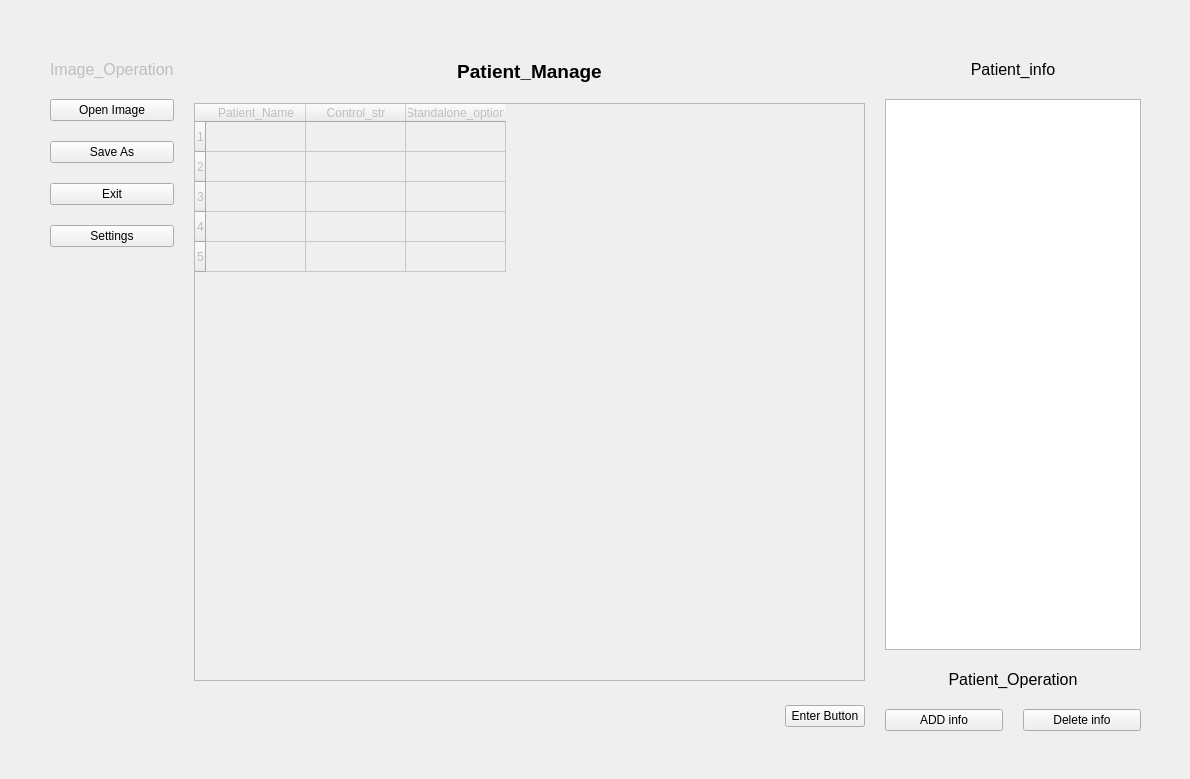
Qt form system/ui/main_window.ui (MarkXuJQ/Pelvis-Fracture-Image-Segmentation) before a commit.
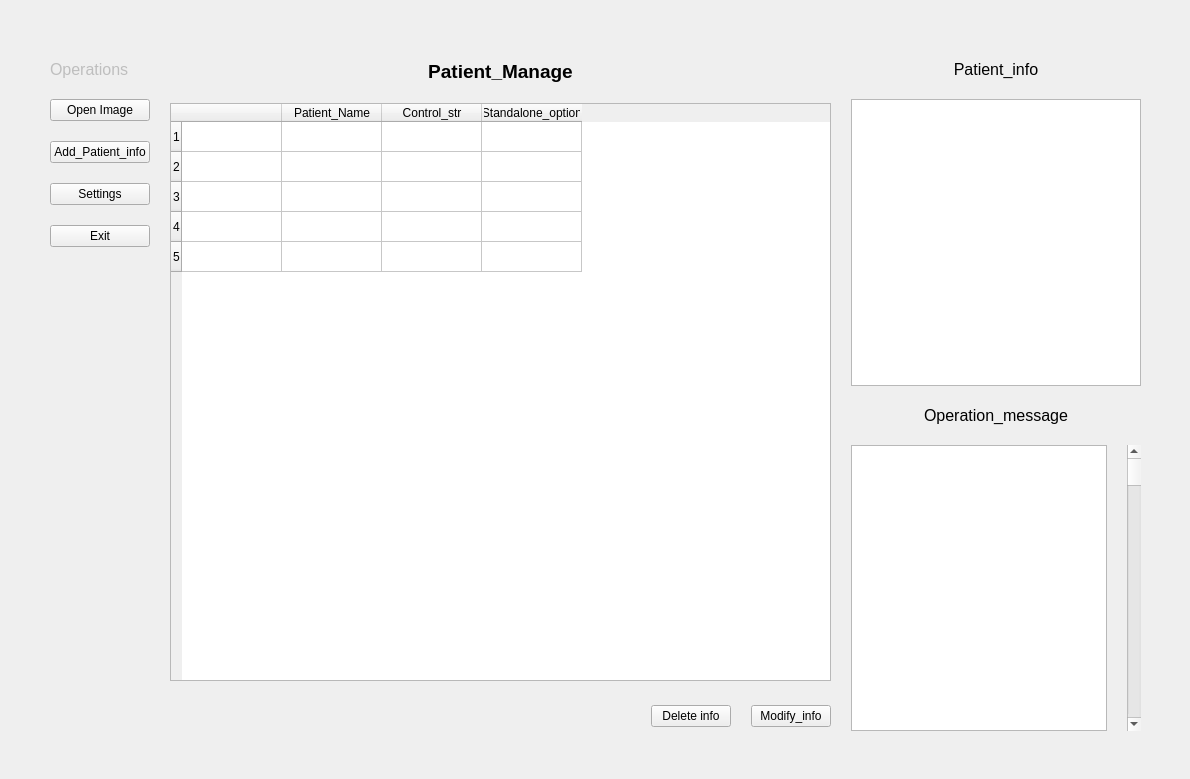
The same form after that commit.

```diff
--- a/system/ui/main_window.ui
+++ b/system/ui/main_window.ui
@@ -46,7 +46,7 @@
          <bool>false</bool>
         </property>
         <property name="text">
-         <string>&lt;html&gt;&lt;head/&gt;&lt;body&gt;&lt;p&gt;&lt;span style=&quot; font-size:12pt;&quot;&gt;Image_Operation&lt;/span&gt;&lt;/p&gt;&lt;/body&gt;&lt;/html&gt;</string>
+         <string>&lt;html&gt;&lt;head/&gt;&lt;body&gt;&lt;p&gt;&lt;span style=&quot; font-size:12pt;&quot;&gt;Operations&lt;/span&gt;&lt;/p&gt;&lt;/body&gt;&lt;/html&gt;</string>
         </property>
        </widget>
       </item>
@@ -62,14 +62,7 @@
         <item>
          <widget class="QPushButton" name="save_as_action">
           <property name="text">
-           <string>Save As</string>
-          </property>
-         </widget>
-        </item>
-        <item>
-         <widget class="QPushButton" name="exit_action">
-          <property name="text">
-           <string>Exit</string>
+           <string>Add_Patient_info</string>
           </property>
          </widget>
         </item>
@@ -80,6 +73,13 @@
           </property>
          </widget>
         </item>
+        <item>
+         <widget class="QPushButton" name="exit_action">
+          <property name="text">
+           <string>Exit</string>
+          </property>
+         </widget>
+        </item>
         <item>
          <spacer name="verticalSpacer">
           <property name="orientation">
@@ -116,13 +116,13 @@
       <item>
        <widget class="QTableWidget" name="tableWidget">
         <property name="enabled">
-         <bool>false</bool>
+         <bool>true</bool>
         </property>
         <property name="rowCount">
          <number>5</number>
         </property>
         <property name="columnCount">
-         <number>3</number>
+         <number>4</number>
         </property>
         <attribute name="horizontalHeaderMinimumSectionSize">
          <number>18</number>
@@ -147,6 +147,11 @@
         <row/>
         <row/>
         <row/>
+        <column>
+         <property name="text">
+          <string/>
+         </property>
+        </column>
         <column>
          <property name="text">
           <string>Patient_Name</string>
@@ -179,13 +184,20 @@
           </property>
          </spacer>
         </item>
+        <item>
+         <widget class="QPushButton" name="deleteButton">
+          <property name="text">
+           <string>Delete info</string>
+          </property>
+         </widget>
+        </item>
         <item>
          <widget class="QPushButton" name="sure">
           <property name="enabled">
            <bool>true</bool>
           </property>
           <property name="text">
-           <string>Enter Button</string>
+           <string>Modify_info</string>
           </property>
          </widget>
         </item>
@@ -211,15 +223,16 @@
       <item>
        <layout class="QVBoxLayout" name="verticalLayout_2">
         <item>
-         <layout class="QHBoxLayout" name="horizontalLayout_3"/>
-        </item>
-        <item>
-         <widget class="QListWidget" name="listWidget"/>
+         <layout class="QHBoxLayout" name="horizontalLayout_3">
+          <item>
+           <widget class="QListWidget" name="listWidget_3"/>
+          </item>
+         </layout>
         </item>
         <item>
          <widget class="QLabel" name="label_4">
           <property name="text">
-           <string>&lt;html&gt;&lt;head/&gt;&lt;body&gt;&lt;p&gt;&lt;span style=&quot; font-size:12pt;&quot;&gt;Patient_Operation&lt;/span&gt;&lt;/p&gt;&lt;/body&gt;&lt;/html&gt;</string>
+           <string>&lt;html&gt;&lt;head/&gt;&lt;body&gt;&lt;p&gt;&lt;span style=&quot; font-size:12pt;&quot;&gt;Operation_message&lt;/span&gt;&lt;/p&gt;&lt;/body&gt;&lt;/html&gt;</string>
           </property>
           <property name="alignment">
            <set>Qt::AlignCenter</set>
@@ -229,16 +242,12 @@
         <item>
          <layout class="QHBoxLayout" name="horizontalLayout_4">
           <item>
-           <widget class="QPushButton" name="deleteButton_2">
-            <property name="text">
-             <string>ADD info</string>
-            </property>
-           </widget>
+           <widget class="QListWidget" name="listWidget"/>
           </item>
           <item>
-           <widget class="QPushButton" name="addRowButton">
-            <property name="text">
-             <string>Delete info</string>
+           <widget class="QScrollBar" name="verticalScrollBar">
+            <property name="orientation">
+             <enum>Vertical</enum>
             </property>
            </widget>
           </item>
```
Left out of the diff: 5 changed lines with no effect on the pictures.
